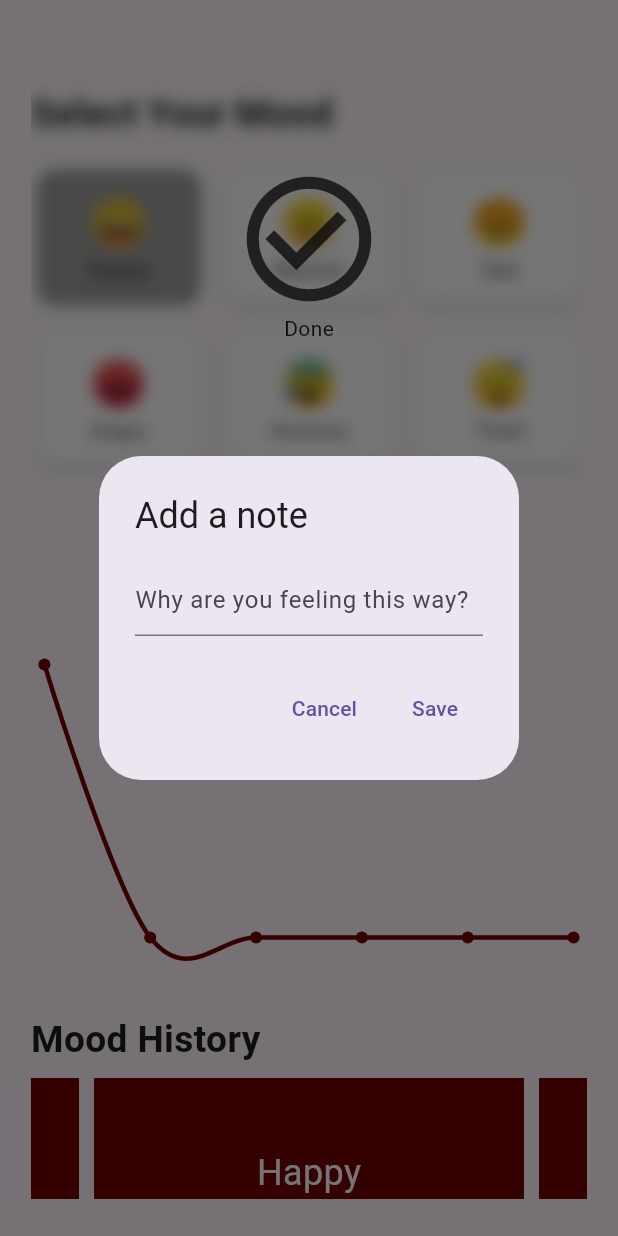
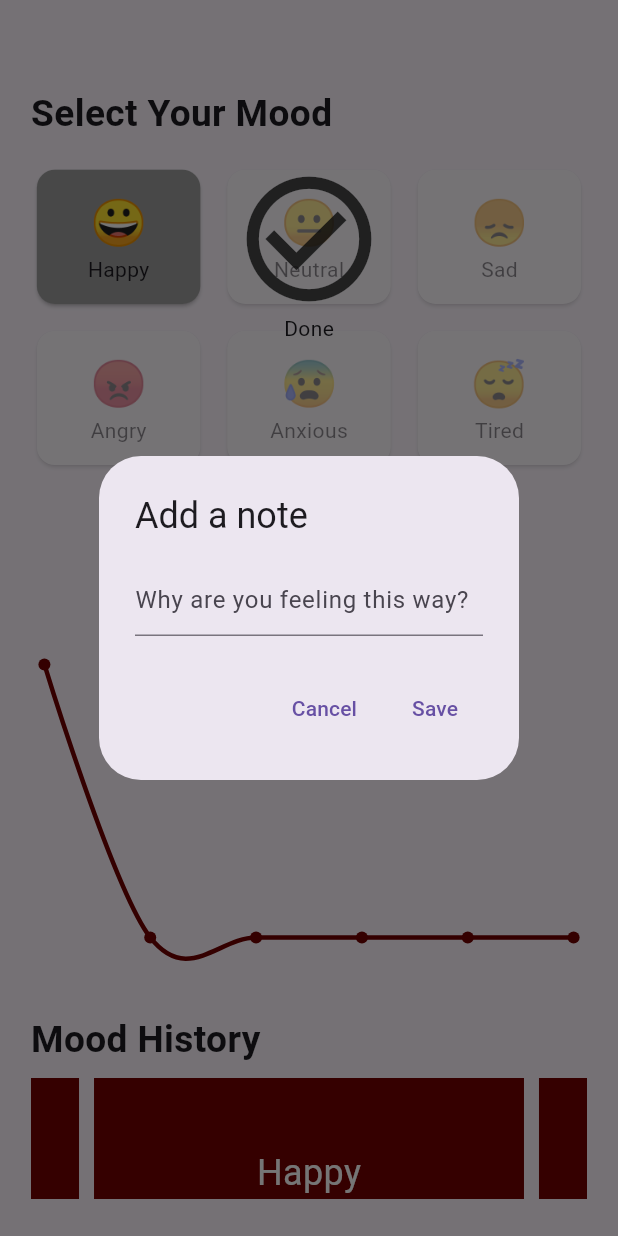
Before and after one commit to phirito/MentalEase_3, a Flutter app: the MoodTracker screen opened directly with empty values, after a tap on "Happy", on a phone screen of 412 x 824 dp. Run offline on Flutter 3.47's test engine with Material 3 defaults, Android fonts, the light colour scheme and no system bars; drawn by our look-alikes of carousel_slider, fl_chart; our stand-ins replace audioplayers, file_picker, flashy_tab_bar2, flutter_local_notifications, hive, hive_flutter and 4 more; accounts and stored records are empty; network calls fail.

Commit message:
latest update

```diff
--- a/lib/features/home/home_manager/mood_tracker_manager.dart
+++ b/lib/features/home/home_manager/mood_tracker_manager.dart
@@ -29,7 +29,8 @@ class MoodTrackerManager {
 
   Future<void> loadMoodOfTheDay() async {
     var box = await Hive.openBox('moodBox');
-    _moodOfTheDay = box.get('moodOfTheDay', defaultValue: '');
+    String today = DateFormat('yyyy-MM-dd').format(DateTime.now());
+    _moodOfTheDay = box.get('moodOfTheDay_$today', defaultValue: '');
 
     // Load mood history from Hive
     _moodHistory = List<Map<String, dynamic>>.from(
@@ -38,7 +39,8 @@ class MoodTrackerManager {
 
   Future<void> updateMoodOfTheDay(String selectedMood) async {
     var box = await Hive.openBox('moodBox');
-    await box.put('moodOfTheDay', selectedMood);
+    String today = DateFormat('yyyy-MM-dd').format(DateTime.now());
+    await box.put('moodOfTheDay_$today', selectedMood);
     _moodOfTheDay = selectedMood;
 
     // Add the selected mood to the mood history with a timestamp
@@ -72,7 +74,7 @@ class MoodTrackerManager {
   }
 
   List<Map<String, dynamic>> getMoodHistoryForCarousel() {
-    return _moodHistory.reversed.take(3).toList(); // Return the last 3 entries
+    return _moodHistory.reversed.take(3).toList();
   }
 
   List<Map<String, dynamic>> getAllMoodHistory() {
--- a/lib/features/mood_folder/mood_tracker.dart
+++ b/lib/features/mood_folder/mood_tracker.dart
@@ -15,10 +15,10 @@ class MoodTracker extends StatefulWidget {
   final Function(String) updateMoodOfTheDay;
 
   const MoodTracker({
-    Key? key,
+    super.key,
     required this.moodTrackerManager,
     required this.updateMoodOfTheDay,
-  }) : super(key: key);
+  });
 
   @override
   _MoodTrackerState createState() => _MoodTrackerState();
@@ -80,6 +80,11 @@ class _MoodTrackerState extends State<MoodTracker> {
     }
   }
 
+  void _shareMoodHistory() {
+    String moodHistoryText = widget.moodTrackerManager.getMoodHistoryAsString();
+    Share.share(moodHistoryText);
+  }
+
   Future<void> saveMoodNoteData(String note) async {
     var box = Hive.box('moodBox');
     String today = DateFormat('yyyy-MM-dd').format(DateTime.now());
@@ -115,11 +120,6 @@ class _MoodTrackerState extends State<MoodTracker> {
         }
       },
     );
-  }
-
-  void _shareMoodHistory() {
-    String moodHistoryText = widget.moodTrackerManager.getMoodHistoryAsString();
-    Share.share(moodHistoryText);
   }
 
   Widget _buildMoodDisplay(MediaQueryData mediaQuery) {
@@ -233,8 +233,6 @@ class _MoodTrackerState extends State<MoodTracker> {
             crossAxisAlignment: CrossAxisAlignment.start,
             children: [
               SizedBox(height: mediaQuery.size.height * 0.03),
-
-              // Mood Selection Grid
               _buildSectionHeader("Select Your Mood", mediaQuery),
               SizedBox(height: mediaQuery.size.height * 0.01),
               buildMoodSelectionGrid(
@@ -249,19 +247,13 @@ class _MoodTrackerState extends State<MoodTracker> {
               // Mood of the day display
               Center(child: _buildMoodDisplay(mediaQuery)),
               SizedBox(height: mediaQuery.size.height * 0.02),
-              // Mood note display (if available)
               Center(child: _buildMoodNoteDisplay()),
               SizedBox(height: mediaQuery.size.height * 0.03),
-              // Mood trends graph (centered and spaced)
-
               Center(child: buildMoodTrendsGraph()),
               SizedBox(height: mediaQuery.size.height * 0.04),
-              // Mood history carousel (centered and spaced)
               _buildSectionHeader("Mood History", mediaQuery),
               Center(child: buildMoodHistoryCarousel()),
               SizedBox(height: mediaQuery.size.height * 0.04),
-
-              // Share button (centered)
               Center(child: buildShareMoodHistoryButton(_shareMoodHistory)),
             ],
           ),
--- a/lib/features/mood_folder/mood_widget.dart
+++ b/lib/features/mood_folder/mood_widget.dart
@@ -1,6 +1,16 @@
-import 'dart:ui';
 import 'package:flutter/material.dart';
 import 'package:fl_chart/fl_chart.dart';
+
+List<FlSpot> generateMoodChartSpots(Map<String, int> moodStats) {
+  List<String> moods = ['Happy', 'Neutral', 'Sad', 'Angry', 'Anxious', 'Tired'];
+  List<FlSpot> spots = [];
+
+  for (int i = 0; i < moods.length; i++) {
+    spots.add(FlSpot(i.toDouble(), moodStats[moods[i]]!.toDouble()));
+  }
+
+  return spots;
+}
 
 Widget buildMoodSelectionGrid(
   BuildContext context,
@@ -26,14 +36,18 @@ Widget buildMoodSelectionGrid(
         itemCount: moods.length,
         itemBuilder: (context, index) {
           final mood = moods[index];
+          final bool isSelectedMood = moodOfTheDay == mood['label'];
+
           return GestureDetector(
             onTap: () {
               if (!isMoodSelected) {
                 handleMoodSelection(mood['label']!, true, mood['label']!);
               }
             },
+            child: Opacity(
+              opacity: isMoodSelected ? (isSelectedMood ? 1.0 : 0.5) : 1.0,
               child: Card(
-              color: moodOfTheDay == mood['label']
+                color: isSelectedMood
                     ? const Color.fromARGB(255, 158, 158, 158)
                     : const Color.fromARGB(255, 255, 255, 255),
                 child: Column(
@@ -47,15 +61,9 @@ Widget buildMoodSelectionGrid(
                   ],
                 ),
               ),
+            ),
           );
         },
-      ),
-      if (isMoodSelected)
-        BackdropFilter(
-          filter: ImageFilter.blur(sigmaX: 5.0, sigmaY: 5.0),
-          child: Container(
-            color: Colors.transparent,
-          ),
       ),
       if (isMoodSelected)
         Column(
@@ -101,17 +109,6 @@ Widget buildMoodTrendsGraph(Map<String, int> moodStats) {
   );
 }
 
-List<FlSpot> generateMoodChartSpots(Map<String, int> moodStats) {
-  List<String> moods = ['Happy', 'Neutral', 'Sad', 'Angry', 'Anxious', 'Tired'];
-  List<FlSpot> spots = [];
-
-  for (int i = 0; i < moods.length; i++) {
-    spots.add(FlSpot(i.toDouble(), moodStats[moods[i]]!.toDouble()));
-  }
-
-  return spots;
-}
-
 Widget buildShareMoodHistoryButton(Function shareMoodHistory) {
   return ElevatedButton(
     style: ElevatedButton.styleFrom(
```
Also changed, not shown: lib/features/home/home_area.dart (+17 -18 lines), lib/features/home/home_widgets/home_content_widgets.dart (+4 -7 lines). Lines whose indentation alone changed are shown as unchanged.
